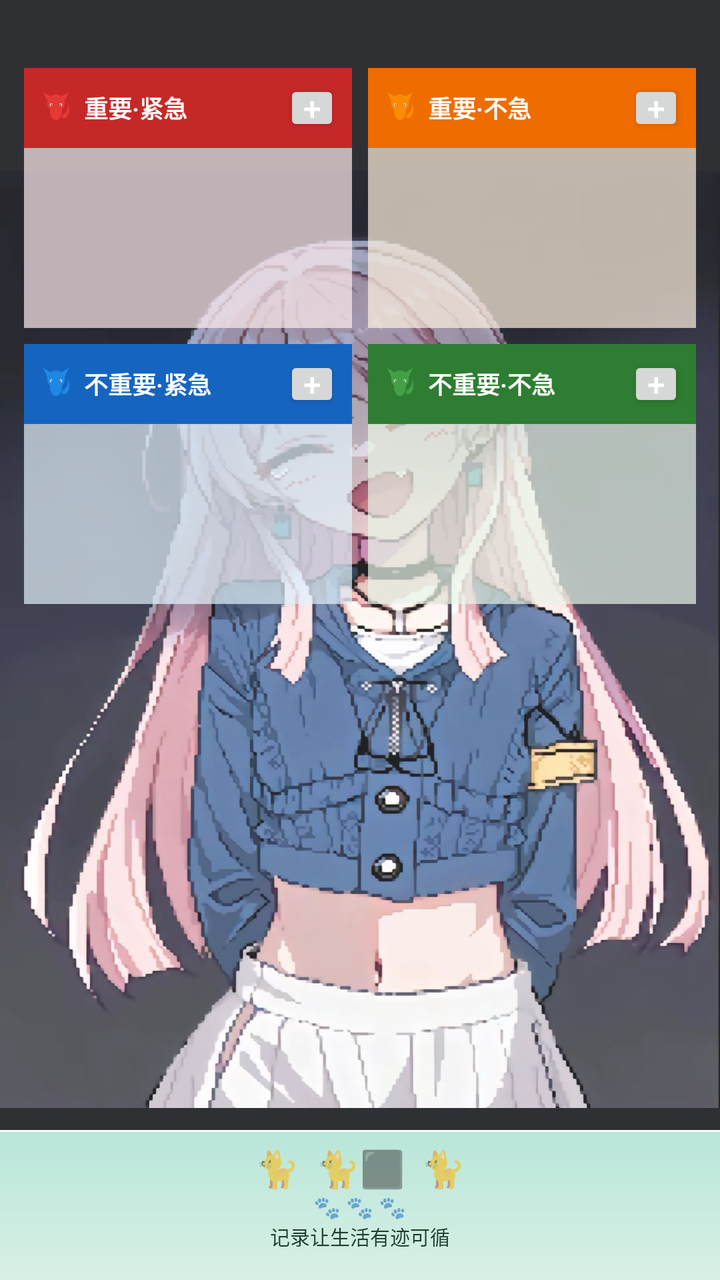
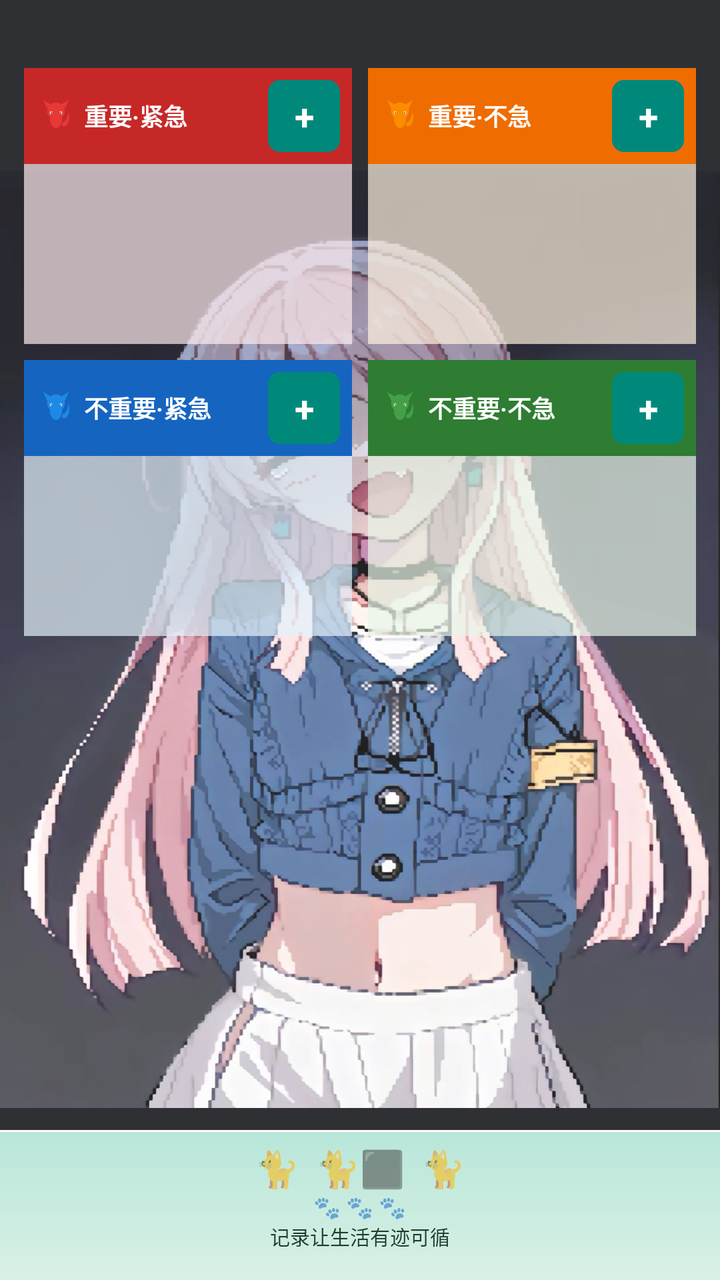

An Android layout rendered at two revisions. The XML below is the earlier revision; the diff shows what the commit changed to produce the second picture.
<!-- AndroidManifest.xml: application theme Theme.Notes -->
<!-- res/layout/fragment_quad.xml -->
<?xml version="1.0" encoding="utf-8"?>
<FrameLayout xmlns:android="http://schemas.android.com/apk/res/android"
    android:layout_width="match_parent"
    android:layout_height="match_parent">

    
    <ImageView
        android:layout_width="match_parent"
        android:layout_height="match_parent"
        android:scaleType="centerCrop"
        android:src="@drawable/bg_anime" />

    <ScrollView
        android:layout_width="match_parent"
        android:layout_height="match_parent"
        android:background="@color/scrim"
        android:clipToPadding="false"
        android:paddingTop="22dp"
        android:paddingBottom="0dp">

        <LinearLayout
            android:layout_width="match_parent"
            android:layout_height="wrap_content"
            android:orientation="vertical"
            android:padding="8dp"
            android:paddingBottom="85dp">

                
                <LinearLayout
                    android:layout_width="match_parent"
                    android:layout_height="wrap_content"
                    android:orientation="horizontal"
                    android:weightSum="2">

                    <LinearLayout
                        android:layout_width="0dp"
                        android:layout_height="wrap_content"
                        android:layout_weight="1"
                        android:layout_margin="4dp"
                        android:orientation="vertical">

                        <LinearLayout
                            android:layout_width="match_parent"
                            android:layout_height="wrap_content"
                            android:background="@color/q1_header"
                            android:orientation="horizontal"
                            android:gravity="center_vertical"
                            android:paddingHorizontal="6dp"
                            android:paddingVertical="6dp">

                            <ImageView
                                android:layout_width="20dp"
                                android:layout_height="20dp"
                                android:layout_marginEnd="4dp"
                                android:src="@drawable/cat_quad1" />

                            <TextView
                                android:layout_width="0dp"
                                android:layout_height="wrap_content"
                                android:layout_weight="1"
                                android:text="重要·紧急"
                                android:textColor="#FFFFFF"
                                android:textSize="12sp"
                                android:textStyle="bold"
                                android:maxLines="1"
                                android:ellipsize="end" />

                            <Button
                                android:id="@+id/add1"
                                android:layout_width="28dp"
                                android:layout_height="28dp"
                                android:layout_marginStart="4dp"
                                android:padding="0dp"
                                android:text="+"
                                android:textSize="16sp"
                                android:textColor="#FFFFFF" />
                        </LinearLayout>

                        <LinearLayout
                            android:id="@+id/zone1"
                            android:layout_width="match_parent"
                            android:layout_height="wrap_content"
                            android:background="@color/q1_light"
                            android:minHeight="90dp"
                            android:orientation="vertical"
                            android:padding="4dp" />
                    </LinearLayout>

                    <LinearLayout
                        android:layout_width="0dp"
                        android:layout_height="wrap_content"
                        android:layout_weight="1"
                        android:layout_margin="4dp"
                        android:orientation="vertical">

                        <LinearLayout
                            android:layout_width="match_parent"
                            android:layout_height="wrap_content"
                            android:background="@color/q2_header"
                            android:orientation="horizontal"
                            android:gravity="center_vertical"
                            android:paddingHorizontal="6dp"
                            android:paddingVertical="6dp">

                            <ImageView
                                android:layout_width="20dp"
                                android:layout_height="20dp"
                                android:layout_marginEnd="4dp"
                                android:src="@drawable/cat_quad2" />

                            <TextView
                                android:layout_width="0dp"
                                android:layout_height="wrap_content"
                                android:layout_weight="1"
                                android:text="重要·不急"
                                android:textColor="#FFFFFF"
                                android:textSize="12sp"
                                android:textStyle="bold"
                                android:maxLines="1"
                                android:ellipsize="end" />

                            <Button
                                android:id="@+id/add2"
                                android:layout_width="28dp"
                                android:layout_height="28dp"
                                android:layout_marginStart="4dp"
                                android:padding="0dp"
                                android:text="+"
                                android:textSize="16sp"
                                android:textColor="#FFFFFF" />
                        </LinearLayout>

                        <LinearLayout
                            android:id="@+id/zone2"
                            android:layout_width="match_parent"
                            android:layout_height="wrap_content"
                            android:background="@color/q2_light"
                            android:minHeight="90dp"
                            android:orientation="vertical"
                            android:padding="4dp" />
                    </LinearLayout>
                </LinearLayout>

                
                <LinearLayout
                    android:layout_width="match_parent"
                    android:layout_height="wrap_content"
                    android:orientation="horizontal"
                    android:weightSum="2">

                    <LinearLayout
                        android:layout_width="0dp"
                        android:layout_height="wrap_content"
                        android:layout_weight="1"
                        android:layout_margin="4dp"
                        android:orientation="vertical">

                        <LinearLayout
                            android:layout_width="match_parent"
                            android:layout_height="wrap_content"
                            android:background="@color/q3_header"
                            android:orientation="horizontal"
                            android:gravity="center_vertical"
                            android:paddingHorizontal="6dp"
                            android:paddingVertical="6dp">

                            <ImageView
                                android:layout_width="20dp"
                                android:layout_height="20dp"
                                android:layout_marginEnd="4dp"
                                android:src="@drawable/cat_quad3" />

                            <TextView
                                android:layout_width="0dp"
                                android:layout_height="wrap_content"
                                android:layout_weight="1"
                                android:text="不重要·紧急"
                                android:textColor="#FFFFFF"
                                android:textSize="12sp"
                                android:textStyle="bold"
                                android:maxLines="1"
                                android:ellipsize="end" />

                            <Button
                                android:id="@+id/add3"
                                android:layout_width="28dp"
                                android:layout_height="28dp"
                                android:layout_marginStart="4dp"
                                android:padding="0dp"
                                android:text="+"
                                android:textSize="16sp"
                                android:textColor="#FFFFFF" />
                        </LinearLayout>

                        <LinearLayout
                            android:id="@+id/zone3"
                            android:layout_width="match_parent"
                            android:layout_height="wrap_content"
                            android:background="@color/q3_light"
                            android:minHeight="90dp"
                            android:orientation="vertical"
                            android:padding="4dp" />
                    </LinearLayout>

                    <LinearLayout
                        android:layout_width="0dp"
                        android:layout_height="wrap_content"
                        android:layout_weight="1"
                        android:layout_margin="4dp"
                        android:orientation="vertical">

                        <LinearLayout
                            android:layout_width="match_parent"
                            android:layout_height="wrap_content"
                            android:background="@color/q4_header"
                            android:orientation="horizontal"
                            android:gravity="center_vertical"
                            android:paddingHorizontal="6dp"
                            android:paddingVertical="6dp">

                            <ImageView
                                android:layout_width="20dp"
                                android:layout_height="20dp"
                                android:layout_marginEnd="4dp"
                                android:src="@drawable/cat_quad4" />

                            <TextView
                                android:layout_width="0dp"
                                android:layout_height="wrap_content"
                                android:layout_weight="1"
                                android:text="不重要·不急"
                                android:textColor="#FFFFFF"
                                android:textSize="12sp"
                                android:textStyle="bold"
                                android:maxLines="1"
                                android:ellipsize="end" />

                            <Button
                                android:id="@+id/add4"
                                android:layout_width="28dp"
                                android:layout_height="28dp"
                                android:layout_marginStart="4dp"
                                android:padding="0dp"
                                android:text="+"
                                android:textSize="16sp"
                                android:textColor="#FFFFFF" />
                        </LinearLayout>

                        <LinearLayout
                            android:id="@+id/zone4"
                            android:layout_width="match_parent"
                            android:layout_height="wrap_content"
                            android:background="@color/q4_light"
                            android:minHeight="90dp"
                            android:orientation="vertical"
                            android:padding="4dp" />
                    </LinearLayout>
                </LinearLayout>
            </LinearLayout>
        </ScrollView>

        
        <LinearLayout
            android:layout_width="match_parent"
            android:layout_height="75dp"
            android:layout_gravity="bottom"
            android:background="@drawable/footer_deco"
            android:gravity="center"
            android:orientation="vertical"
            android:paddingBottom="8dp">

            <LinearLayout
                android:layout_width="wrap_content"
                android:layout_height="wrap_content"
                android:gravity="center"
                android:orientation="horizontal">

                <TextView
                    android:layout_width="wrap_content"
                    android:layout_height="wrap_content"
                    android:text="🐈"
                    android:textSize="18sp" />

                <TextView
                    android:layout_width="wrap_content"
                    android:layout_height="wrap_content"
                    android:layout_marginHorizontal="8dp"
                    android:text="🐈⬛"
                    android:textSize="18sp" />

                <TextView
                    android:layout_width="wrap_content"
                    android:layout_height="wrap_content"
                    android:text="🐈"
                    android:textSize="18sp" />
            </LinearLayout>

            <TextView
                android:layout_width="wrap_content"
                android:layout_height="wrap_content"
                android:text="🐾 🐾 🐾"
                android:textColor="#88000000"
                android:textSize="11sp" />

            <TextView
                android:layout_width="wrap_content"
                android:layout_height="wrap_content"
                android:text="记录让生活有迹可循"
                android:textColor="#FF1F3D2E"
                android:textSize="10sp" />
        </LinearLayout>
</FrameLayout>
<!-- resources referenced by this layout -->
<resources>
  <color name="q1_header">#C62828</color>
  <color name="q1_light">#B3FFEBEE</color>
  <color name="q2_header">#EF6C00</color>
  <color name="q2_light">#B3FFF3E0</color>
  <color name="q3_header">#1565C0</color>
  <color name="q3_light">#B3E3F2FD</color>
  <color name="q4_header">#2E7D32</color>
  <color name="q4_light">#B3E8F5E9</color>
  <color name="scrim">#1FFFFFFF</color>
  <!-- drawable cat_quad4 (drawable) -->
  <?xml version="1.0" encoding="utf-8"?>
  <vector xmlns:android="http://schemas.android.com/apk/res/android"
      android:width="40dp"
      android:height="40dp"
      android:viewportWidth="100"
      android:viewportHeight="100">
      <path
          android:fillColor="#43A047"
          android:pathData="M50,38m-22,0a22,22 0 1,0 44,0a22,22 0 1,0 -44,0" />
      <path
          android:fillColor="#43A047"
          android:pathData="M28,32 L18,10 L42,24 Z" />
      <path
          android:fillColor="#43A047"
          android:pathData="M72,32 L82,10 L58,24 Z" />
      <path
          android:fillColor="#FFFFFF"
          android:pathData="M38,42m-3.5,0a3.5,3.5 0 1,1 7,0a3.5,3.5 0 1,1 -7,0" />
      <path
          android:fillColor="#FFFFFF"
          android:pathData="M62,42m-3.5,0a3.5,3.5 0 1,1 7,0a3.5,3.5 0 1,1 -7,0" />
      <path
          android:fillColor="#212121"
          android:pathData="M38,42m-1.5,0a1.5,1.5 0 1,1 3,0a1.5,1.5 0 1,1 -3,0" />
      <path
          android:fillColor="#212121"
          android:pathData="M62,42m-1.5,0a1.5,1.5 0 1,1 3,0a1.5,1.5 0 1,1 -3,0" />
      <path
          android:fillColor="#C8E6C9"
          android:pathData="M47,50 L53,50 L50,55 Z" />
      <path
          android:fillColor="#212121"
          android:pathData="M45,58 Q50,62 55,58"
          android:strokeWidth="2"
          android:strokeColor="#212121"
          android:strokeLineCap="round" />
      <path
          android:fillColor="#43A047"
          android:pathData="M35,58 A15,22 0 0,0 65,58 A15,22 0 0,0 35,58" />
      <path
          android:fillColor="#43A047"
          android:pathData="M65,68 Q82,58 80,38 Q88,55 78,72 Q72,78 65,74 Z" />
  </vector>
  <!-- drawable footer_deco (drawable) -->
  <?xml version="1.0" encoding="utf-8"?>
  <layer-list xmlns:android="http://schemas.android.com/apk/res/android">
      <item>
          <shape android:shape="rectangle">
              <gradient
                  android:angle="90"
                  android:startColor="#D9F0E5"
                  android:endColor="#B8E6D9" />
          </shape>
      </item>
      
      <item android:gravity="top" android:height="1dp">
          <shape android:shape="rectangle">
              <solid android:color="#FFFFFFFF" />
          </shape>
      </item>
  </layer-list>
  <style name="Theme.Notes" parent="Theme.MaterialComponents.DayNight.NoActionBar">
          <item name="colorPrimary">@color/brand</item>
          <item name="colorPrimaryDark">@color/brand_dark</item>
          <item name="colorAccent">@color/brand</item>
          
          <item name="android:statusBarColor">@android:color/transparent</item>
          <item name="android:windowLightStatusBar">false</item>
          <item name="android:windowBackground">@color/bg</item>
      </style>
  <color name="brand">#00897B</color>
  <color name="brand_dark">#00695C</color>
  <color name="bg">#F2F3F5</color>
</resources>

<!-- the commit's change to res/layout/fragment_quad.xml (unified diff, before → after) -->
@@ -65,15 +65,19 @@
                                 android:maxLines="1"
                                 android:ellipsize="end" />
 
-                            <Button
+                            <TextView
                                 android:id="@+id/add1"
-                                android:layout_width="28dp"
-                                android:layout_height="28dp"
+                                android:layout_width="36dp"
+                                android:layout_height="36dp"
                                 android:layout_marginStart="4dp"
-                                android:padding="0dp"
+                                android:background="@drawable/btn_card_action"
+                                android:clickable="true"
+                                android:focusable="true"
+                                android:gravity="center"
                                 android:text="+"
-                                android:textSize="16sp"
-                                android:textColor="#FFFFFF" />
+                                android:textColor="#FFFFFF"
+                                android:textSize="18sp"
+                                android:textStyle="bold" />
                         </LinearLayout>
 
                         <LinearLayout
@@ -119,15 +123,19 @@
                                 android:maxLines="1"
                                 android:ellipsize="end" />
 
-                            <Button
+                            <TextView
                                 android:id="@+id/add2"
-                                android:layout_width="28dp"
-                                android:layout_height="28dp"
+                                android:layout_width="36dp"
+                                android:layout_height="36dp"
                                 android:layout_marginStart="4dp"
-                                android:padding="0dp"
+                                android:background="@drawable/btn_card_action"
+                                android:clickable="true"
+                                android:focusable="true"
+                                android:gravity="center"
                                 android:text="+"
-                                android:textSize="16sp"
-                                android:textColor="#FFFFFF" />
+                                android:textColor="#FFFFFF"
+                                android:textSize="18sp"
+                                android:textStyle="bold" />
                         </LinearLayout>
 
                         <LinearLayout
@@ -181,15 +189,19 @@
                                 android:maxLines="1"
                                 android:ellipsize="end" />
 
-                            <Button
+                            <TextView
                                 android:id="@+id/add3"
-                                android:layout_width="28dp"
-                                android:layout_height="28dp"
+                                android:layout_width="36dp"
+                                android:layout_height="36dp"
                                 android:layout_marginStart="4dp"
-                                android:padding="0dp"
+                                android:background="@drawable/btn_card_action"
+                                android:clickable="true"
+                                android:focusable="true"
+                                android:gravity="center"
                                 android:text="+"
-                                android:textSize="16sp"
-                                android:textColor="#FFFFFF" />
+                                android:textColor="#FFFFFF"
+                                android:textSize="18sp"
+                                android:textStyle="bold" />
                         </LinearLayout>
 
                         <LinearLayout
@@ -235,15 +247,19 @@
                                 android:maxLines="1"
                                 android:ellipsize="end" />
 
-                            <Button
+                            <TextView
                                 android:id="@+id/add4"
-                                android:layout_width="28dp"
-                                android:layout_height="28dp"
+                                android:layout_width="36dp"
+                                android:layout_height="36dp"
                                 android:layout_marginStart="4dp"
-                                android:padding="0dp"
+                                android:background="@drawable/btn_card_action"
+                                android:clickable="true"
+                                android:focusable="true"
+                                android:gravity="center"
                                 android:text="+"
-                                android:textSize="16sp"
-                                android:textColor="#FFFFFF" />
+                                android:textColor="#FFFFFF"
+                                android:textSize="18sp"
+                                android:textStyle="bold" />
                         </LinearLayout>
 
                         <LinearLayout
<!-- resource entries referenced after the edit -->
@@ -9,6 +9,13 @@
   <color name="q4_header">#2E7D32</color>
   <color name="q4_light">#B3E8F5E9</color>
   <color name="scrim">#1FFFFFFF</color>
+  <!-- drawable btn_card_action (drawable) -->
+  <?xml version="1.0" encoding="utf-8"?>
+  <shape xmlns:android="http://schemas.android.com/apk/res/android"
+      android:shape="rectangle">
+      <solid android:color="#00897B" />
+      <corners android:radius="6dp" />
+  </shape>
   <!-- drawable cat_quad4 (drawable) -->
   <?xml version="1.0" encoding="utf-8"?>
   <vector xmlns:android="http://schemas.android.com/apk/res/android"
